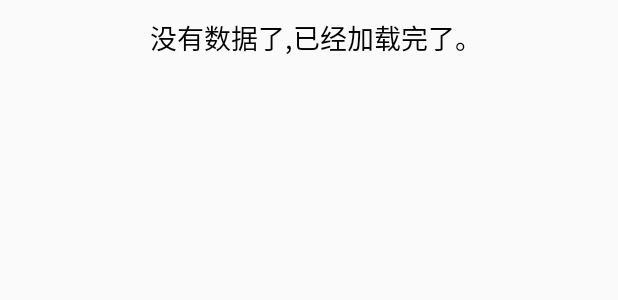
After one commit to sirencode/RecycleViewLib, an Android app: the layout loadmore_nodata_item.xml on its own in the app's theme, with its tools: preview values and no code run, on a phone screen of 412 x 824 dp. The commit adds this screen. Shown: the top 300 px of the screen. Run offline under Robolectric (Android 15) with nearby library versions, the phone set to English and light mode, and no system bars.

Commit message:
优化加载

```diff
--- a/app/src/main/java/diablo/lib/list/multiple/SampleItemEum.java
+++ b/app/src/main/java/diablo/lib/list/multiple/SampleItemEum.java
@@ -8,7 +8,9 @@ public enum SampleItemEum {
 
     FirstItem(1),
     SecondItem(2),
-    ThirdItem(3);
+    ThirdItem(3),
+    LoadMoreItem(4),
+    LoadMoreNoData(5);
 
     private int value = 0;
 
--- /dev/null
+++ b/app/src/main/res/layout/loadmore_nodata_item.xml
@@ -0,0 +1,16 @@
+<?xml version="1.0" encoding="utf-8"?>
+<LinearLayout xmlns:android="http://schemas.android.com/apk/res/android"
+    android:layout_height="50dp"
+    android:layout_width="match_parent"
+    android:gravity="center"
+    android:background="@android:color/transparent"
+    android:orientation="horizontal">
+    <TextView
+        android:id="@+id/loadmore_item_title"
+        android:layout_marginLeft="10dp"
+        android:textColor="#000"
+        android:textSize="18dp"
+        android:text="没有数据了,已经加载完了。"
+        android:layout_width="wrap_content"
+        android:layout_height="wrap_content" />
+</LinearLayout>
--- a/app/src/main/res/layout/swipe_refresh_lay.xml
+++ b/app/src/main/res/layout/swipe_refresh_lay.xml
@@ -3,7 +3,6 @@
     android:layout_height="match_parent"
     android:layout_width="match_parent"
     android:orientation="vertical">
-
     <android.support.v4.widget.SwipeRefreshLayout
         android:id="@+id/swipe_refresh_widget"
         android:layout_height="0dp"
```
Also changed, not shown: app/src/main/java/diablo/lib/list/multiple/MultipleItemAdapter.java (+46 -0 lines), app/src/main/java/diablo/lib/list/multiple/MultipleItemFragment.java (+30 -11 lines), app/src/main/res/layout/loadmoe_item.xml (added, +21 -0 lines), app/src/main/res/layout/multiple_list.xml (added, +27 -0 lines).
